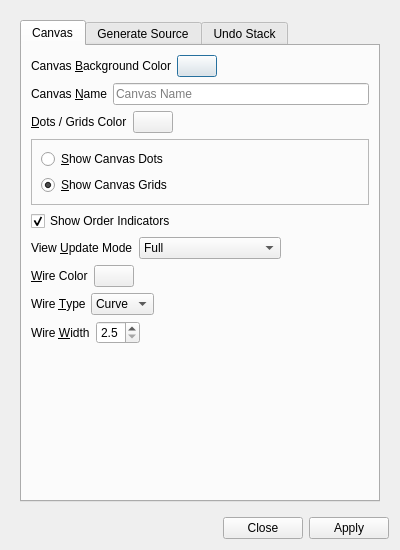
Qt form UI/glitch-canvas-settings.ui (textbrowser/glitch) before a commit.
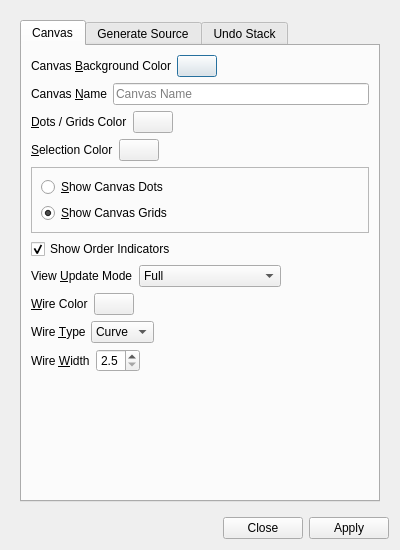
The same form after that commit. Icons and pictures are not drawn.

Commit message: Selection color.

```diff
--- a/UI/glitch-canvas-settings.ui
+++ b/UI/glitch-canvas-settings.ui
@@ -141,6 +141,40 @@
              </item>
             </layout>
            </item>
+           <item>
+            <layout class="QHBoxLayout" name="horizontalLayout_13">
+             <item>
+              <widget class="QLabel" name="label_13">
+               <property name="text">
+                <string>&amp;Selection Color</string>
+               </property>
+               <property name="buddy">
+                <cstring>selection_color</cstring>
+               </property>
+              </widget>
+             </item>
+             <item>
+              <widget class="QPushButton" name="selection_color">
+               <property name="text">
+                <string notr="true"/>
+               </property>
+              </widget>
+             </item>
+             <item>
+              <spacer name="horizontalSpacer_11">
+               <property name="orientation">
+                <enum>Qt::Horizontal</enum>
+               </property>
+               <property name="sizeHint" stdset="0">
+                <size>
+                 <width>40</width>
+                 <height>20</height>
+                </size>
+               </property>
+              </spacer>
+             </item>
+            </layout>
+           </item>
            <item>
             <widget class="QFrame" name="frame">
              <property name="frameShape">
```
Left out of the diff: 11 changed lines with no effect on the pictures. The commit also changes 7 other files.
